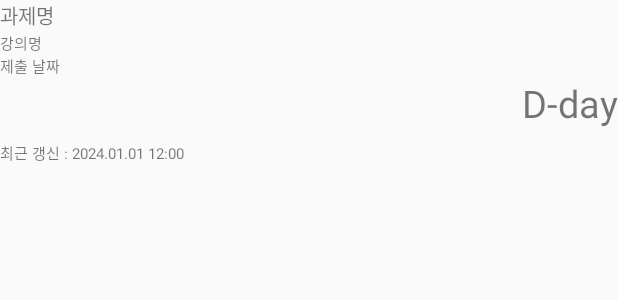
After one commit to gyeongmin-03/LmsWidget, an Android app built with Jetpack Compose: the layout new_app_widget.xml on its own in the app's theme, with its tools: preview values and no code run, on a phone screen of 412 x 824 dp. The commit adds this screen. Shown: the top 300 px of the screen. Run offline under Robolectric (Android 15) with nearby library versions, the phone set to English and light mode, and no system bars.

Commit message:
Widget Preview 제작

```diff
--- /dev/null
+++ b/app/src/main/res/layout/new_app_widget.xml
@@ -0,0 +1,46 @@
+<LinearLayout
+    xmlns:android="http://schemas.android.com/apk/res/android"
+    android:layout_width="match_parent"
+    android:layout_height="match_parent"
+    android:orientation="vertical"
+    >
+
+    <TextView
+        android:id="@+id/title"
+        android:layout_width="wrap_content"
+        android:layout_height="wrap_content"
+        android:textSize="13sp"
+        android:text="과제명"
+        />
+    <TextView
+        android:id="@+id/subjt"
+        android:layout_width="wrap_content"
+        android:layout_height="wrap_content"
+        android:textSize="10sp"
+        android:text="강의명"
+        />
+    <TextView
+        android:id="@+id/date"
+        android:layout_width="wrap_content"
+        android:layout_height="wrap_content"
+        android:textSize="10sp"
+        android:text="제출 날짜"
+        />
+    <TextView
+        android:id="@+id/dDay"
+        android:layout_width="wrap_content"
+        android:layout_height="wrap_content"
+        android:layout_gravity="end"
+        android:textSize="25sp"
+        android:text="D-day"
+        />
+    <TextView
+        android:id="@+id/UpdateDate"
+        android:layout_width="wrap_content"
+        android:layout_height="wrap_content"
+        android:paddingTop="8dp"
+        android:textSize="10sp"
+        android:text="최근 갱신 : 2024.01.01 12:00"
+        />
+
+</LinearLayout>
--- a/app/src/main/res/xml/app_widget_lms.xml
+++ b/app/src/main/res/xml/app_widget_lms.xml
@@ -7,7 +7,7 @@
     android:minResizeHeight="120dp"
     android:maxResizeHeight="500dp"
     android:previewImage="@drawable/ic_launcher_foreground"
-    android:previewLayout="@layout/glance_default_loading_layout"
+    android:previewLayout="@layout/new_app_widget"
     android:resizeMode="horizontal|vertical"
     android:targetCellWidth="2"
     android:targetCellHeight="2"
```
